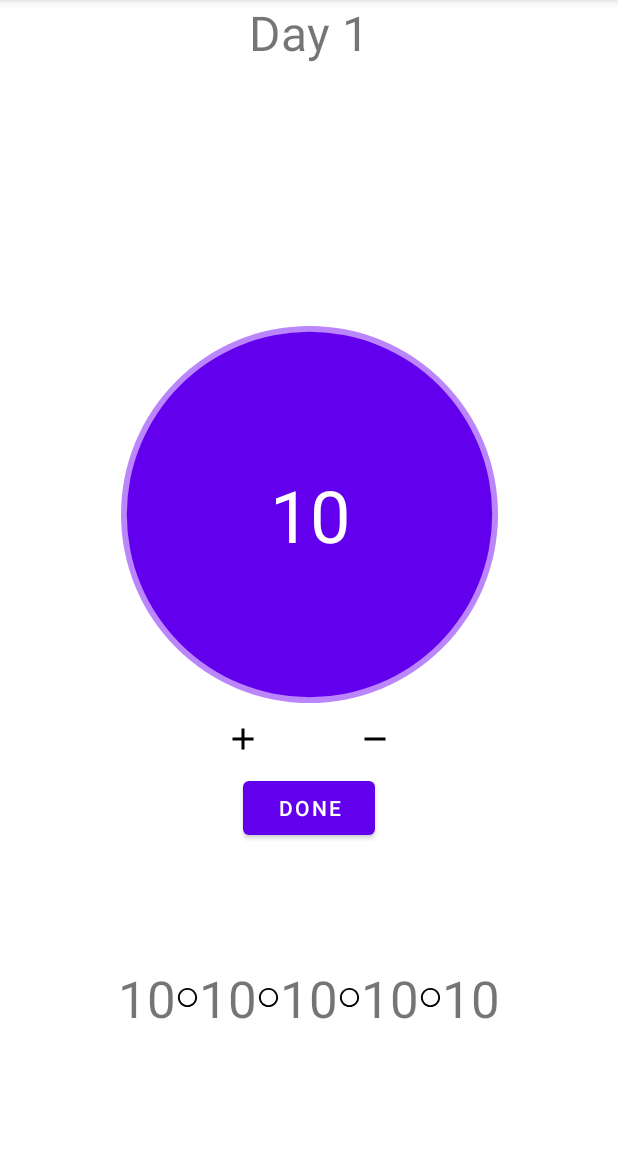
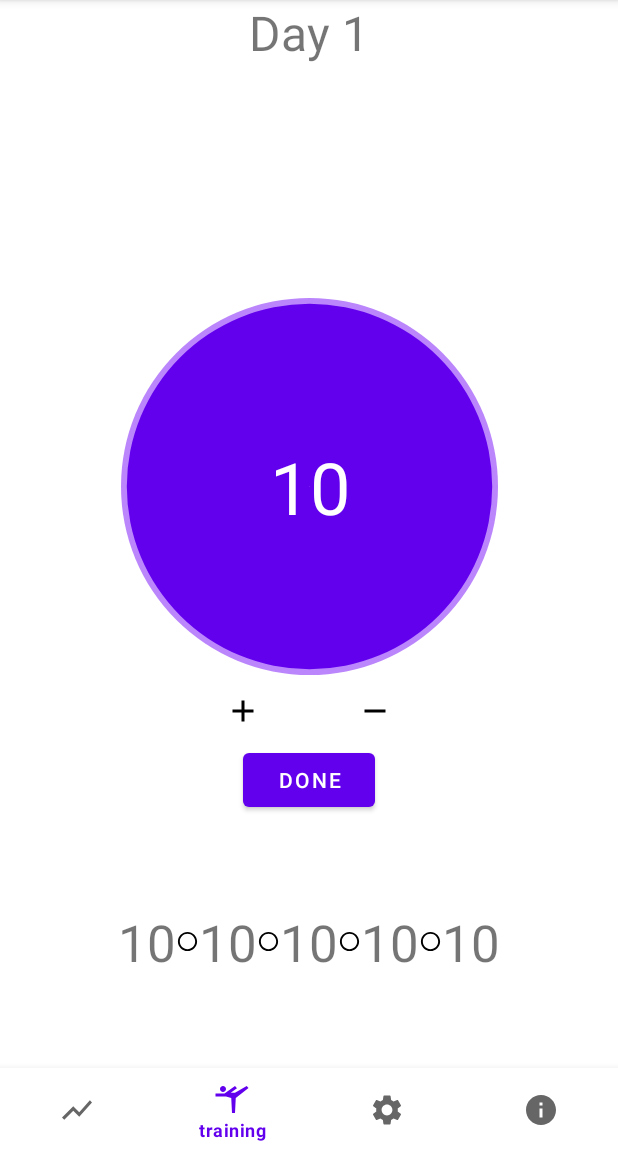
Before and after one commit to vadhub/PullUp, an Android app: the screen it shows after launch (MainActivity), after a tap on "DONE", on a phone screen of 412 x 824 dp, the part 84-1236 px from its top. Run offline under Robolectric (Android 15) with nearby library versions, the phone set to English and light mode, and no system bars; our stand-ins replace Room's generated code, navigation-ui; libraries missing offline, so code that uses them is left out: org.apache.commons; 11 statements that could not run were skipped.

Commit message:
fix: bottom nav bar visible on preparation fragment

```diff
--- a/app/src/main/java/com/vad/pullup/BaseFragment.kt
+++ b/app/src/main/java/com/vad/pullup/BaseFragment.kt
@@ -11,11 +11,13 @@ open class BaseFragment : Fragment() {
     protected lateinit var configuration: Configuration
     protected lateinit var exerciseViewModel: ExerciseViewModel
     protected lateinit var thisContext: Context
+    protected lateinit var viewModelUIConfig: ViewModelUIConfig
 
     override fun onAttach(context: Context) {
         super.onAttach(context)
         thisContext = context
         configuration = Configuration(context)
+        viewModelUIConfig = (requireActivity() as MainActivity).visibleNavBar
         val factory = ExerciseViewModelFactory(ExerciseRepository((requireActivity().application as App).database.exerciseDao()))
         exerciseViewModel = ViewModelProvider(this, factory).get(ExerciseViewModel::class.java)
     }
--- a/app/src/main/java/com/vad/pullup/MainActivity.kt
+++ b/app/src/main/java/com/vad/pullup/MainActivity.kt
@@ -7,12 +7,15 @@ import android.hardware.SensorManager
 import android.os.Bundle
 import android.util.Log
 import android.view.View
+import androidx.activity.viewModels
 import androidx.appcompat.app.AppCompatActivity
 import androidx.appcompat.app.AppCompatDelegate
 import androidx.core.view.isVisible
 import androidx.lifecycle.ViewModelProvider
 import androidx.navigation.NavController
+import androidx.navigation.NavDestination
 import androidx.navigation.fragment.NavHostFragment
+import androidx.navigation.fragment.findNavController
 import androidx.navigation.ui.setupWithNavController
 import com.google.android.material.bottomnavigation.BottomNavigationView
 import com.vad.pullup.data.Configuration
@@ -31,6 +34,7 @@ class MainActivity : AppCompatActivity(), SensorEventListener {
 
     private lateinit var configuration: Configuration
     private lateinit var exerciseViewModel: ExerciseViewModel
+    val visibleNavBar: ViewModelUIConfig by viewModels()
 
     override fun onCreate(savedInstanceState: Bundle?) {
         super.onCreate(savedInstanceState)
@@ -41,7 +45,6 @@ class MainActivity : AppCompatActivity(), SensorEventListener {
         configuration = Configuration(this)
 
         val bottomMenu = findViewById<BottomNavigationView>(R.id.bottom_menu_pull_up)
-
         bottomMenu.selectedItemId = R.id.trainFragment
 
         val navHostFragment =
@@ -63,13 +66,19 @@ class MainActivity : AppCompatActivity(), SensorEventListener {
                 exerciseViewModel.setProgram(readCSVProgram())
                 Log.d("##1", "firsttt")
                 configuration.saveFirstStart(false)
-            } else {
-                navController.navigate(R.id.trainFragment)
-                bottomMenu.visibility = View.VISIBLE
-                Log.d("##12", "${bottomMenu.isVisible}")
-                bottomMenu.invalidate()
+                navController.popBackStack()
+                navController.navigate(R.id.preparationFragment)
             }
         }
+
+        visibleNavBar.visibleNavBar.observe(this) {
+            if(it) {
+                bottomMenu.visibility = View.VISIBLE
+            } else {
+                bottomMenu.visibility = View.GONE
+            }
+        }
+
 //        sensorManager = getSystemService(SENSOR_SERVICE) as SensorManager
 //
 //        sensorManager?.registerListener(this,
--- /dev/null
+++ b/app/src/main/java/com/vad/pullup/ViewModelUIConfig.kt
@@ -0,0 +1,14 @@
+package com.vad.pullup
+
+import androidx.lifecycle.MutableLiveData
+import androidx.lifecycle.ViewModel
+
+class ViewModelUIConfig: ViewModel() {
+
+    val visibleNavBar: MutableLiveData<Boolean> = MutableLiveData()
+
+    fun visibleNavigationBar(isVisible: Boolean) {
+        visibleNavBar.postValue(isVisible)
+    }
+
+}
--- a/app/src/main/java/com/vad/pullup/ui/PreparationFragment.kt
+++ b/app/src/main/java/com/vad/pullup/ui/PreparationFragment.kt
@@ -22,6 +22,8 @@ class PreparationFragment : BaseFragment() {
 
     override fun onViewCreated(view: View, savedInstanceState: Bundle?) {
         super.onViewCreated(view, savedInstanceState)
+
+        viewModelUIConfig.visibleNavigationBar(false)
 
         val repeat = view.findViewById(R.id.repeat) as TextView
 
--- a/app/src/main/java/com/vad/pullup/ui/TrainFragment.kt
+++ b/app/src/main/java/com/vad/pullup/ui/TrainFragment.kt
@@ -12,8 +12,10 @@ import android.widget.ImageButton
 import android.widget.ImageView
 import android.widget.ProgressBar
 import android.widget.TextView
+import androidx.fragment.app.viewModels
 import com.vad.pullup.BaseFragment
 import com.vad.pullup.R
+import com.vad.pullup.ViewModelUIConfig
 import com.vad.pullup.data.Timer
 import com.vad.pullup.data.TimerHandler
 import com.vad.pullup.data.entity.Exercise
@@ -53,6 +55,8 @@ class TrainFragment : BaseFragment(), TimerHandler, DialogInterface.OnDismissLis
     }
 
     override fun onViewCreated(view: View, savedInstanceState: Bundle?) {
+
+        viewModelUIConfig.visibleNavigationBar(true)
 
         Log.d("%44", "onViewCreated")
 
--- a/app/src/main/res/navigation/nav_graph.xml
+++ b/app/src/main/res/navigation/nav_graph.xml
@@ -3,23 +3,14 @@
     xmlns:app="http://schemas.android.com/apk/res-auto"
     xmlns:tools="http://schemas.android.com/tools"
     android:id="@+id/nav_graph"
-    app:startDestination="@id/preparationFragment">
+    app:startDestination="@id/trainFragment">
 
     <fragment
         android:id="@+id/trainFragment"
         android:name="com.vad.pullup.ui.TrainFragment"
         android:label="fragment_train"
-        tools:layout="@layout/fragment_train" >
-        <action
-            android:id="@+id/action_trainFragment_to_statisticFragment"
-            app:destination="@id/statisticFragment" />
-        <action
-            android:id="@+id/action_trainFragment_to_howToUseFragment"
-            app:destination="@id/howToUseFragment" />
-        <action
-            android:id="@+id/action_trainFragment_to_chooseProgramFragment"
-            app:destination="@id/chooseProgramFragment" />
-    </fragment>
+        tools:layout="@layout/fragment_train" />
+
     <fragment
         android:id="@+id/howToUseFragment"
         android:name="com.vad.pullup.ui.HowToUseFragment"
@@ -34,8 +25,6 @@
         android:id="@+id/preparationFragment"
         android:name="com.vad.pullup.ui.PreparationFragment"
         android:label="fragment_preparation"
-        app:popUpTo="@+id/nav_graph"
-        app:popUpToInclusive="true"
         tools:layout="@layout/fragment_preparation" />
     <fragment
         android:id="@+id/chooseProgramFragment"
```
